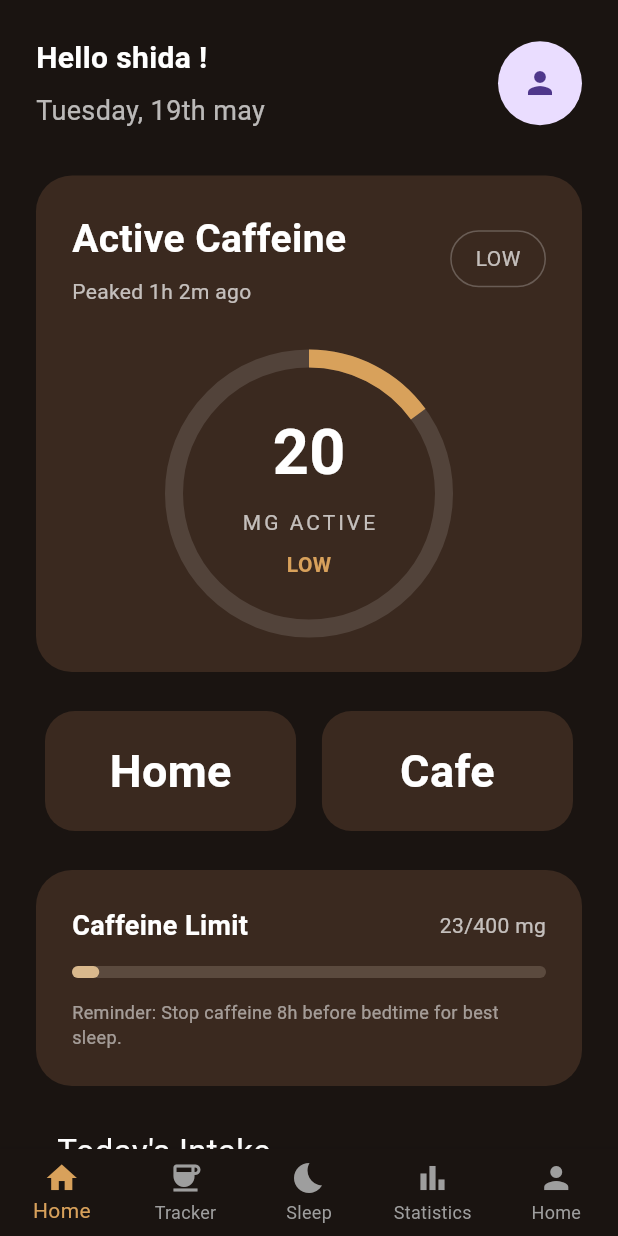
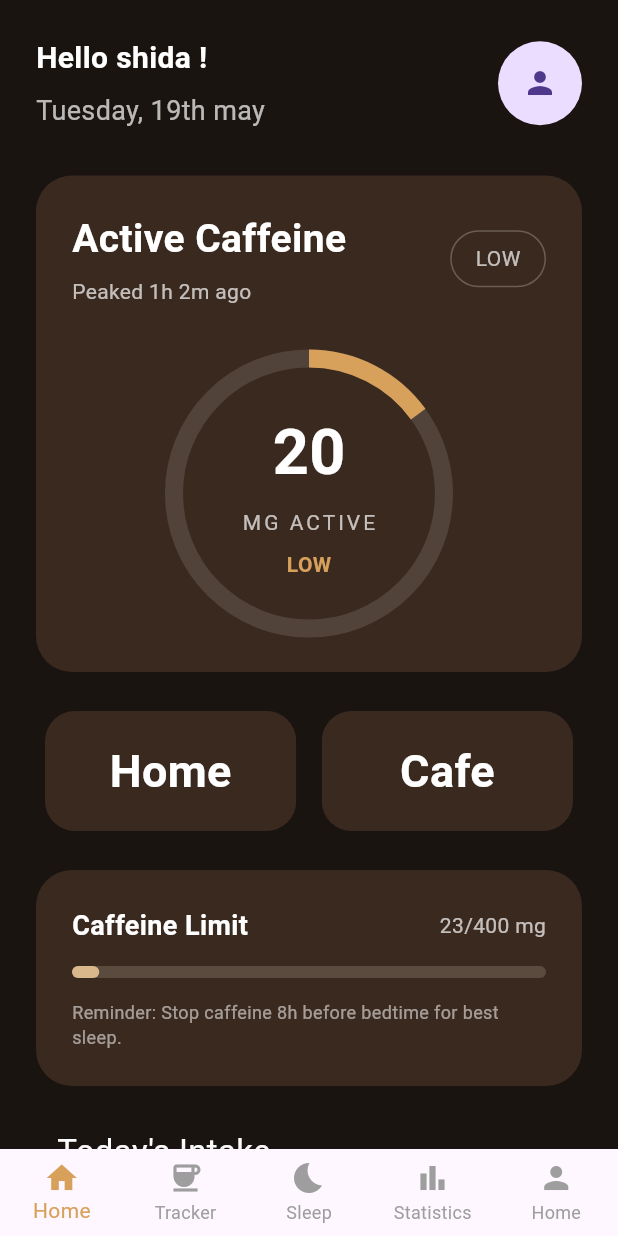
Before and after one commit to NaqiyyahMurshidah/brewclock, a Flutter app: the screen it shows after launch, on a phone screen of 412 x 824 dp. Run offline on Flutter 3.47's test engine with Material 3 defaults, Android fonts, the phone set to English and light mode, and no system bars; our stand-ins replace fl_chart.

Commit message:
remove canvas color to white default

```diff
--- a/lib/main.dart
+++ b/lib/main.dart
@@ -14,10 +14,7 @@ class BrewClockApp extends StatelessWidget {
     return MaterialApp(
       debugShowCheckedModeBanner: false,
       title: 'BrewClock',
-      theme: ThemeData(
-        scaffoldBackgroundColor: const Color(0xFF1A1411),
-        canvasColor: const Color(0xFF1A1411),
-      ),
+      theme: ThemeData(scaffoldBackgroundColor: const Color(0xFF1A1411)),
       home: const MainNavigation(),
     );
   }
--- a/lib/navigation/main_navigation.dart
+++ b/lib/navigation/main_navigation.dart
@@ -32,7 +32,7 @@ class _MainNavigationState extends State<MainNavigation> {
   @override
   Widget build(BuildContext context) {
     return  Scaffold(
-      backgroundColor: const Color(0xFF1A1411),
+
       body: _pages[_selectedIndex],
 
       bottomNavigationBar: BottomNavigationBar(
```
